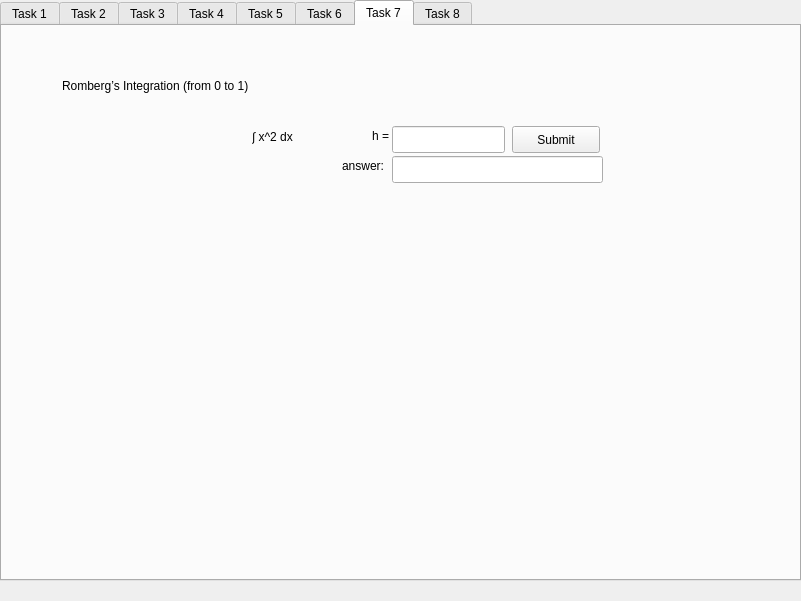
The window that untitled.ui (barcek2281/finalCMath) describes before a commit, drawn with Qt 5.
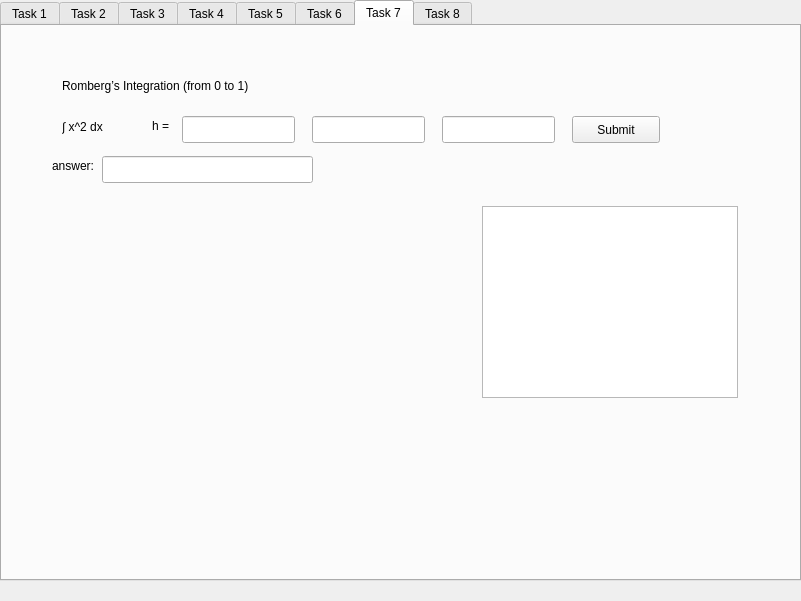
The same window after the commit. The open tabs and pages were chosen to show the change.

Commit message: adil complete

Patch:
```diff
--- a/untitled.ui
+++ b/untitled.ui
@@ -703,8 +703,8 @@
      <widget class="QLabel" name="label_24">
       <property name="geometry">
        <rect>
-        <x>250</x>
-        <y>80</y>
+        <x>60</x>
+        <y>70</y>
         <width>121</width>
         <height>61</height>
        </rect>
@@ -716,8 +716,8 @@
      <widget class="QLabel" name="label_25">
       <property name="geometry">
        <rect>
-        <x>370</x>
-        <y>100</y>
+        <x>150</x>
+        <y>90</y>
         <width>41</width>
         <height>19</height>
        </rect>
@@ -729,8 +729,8 @@
      <widget class="QLineEdit" name="lineEdit_for_h">
       <property name="geometry">
        <rect>
-        <x>390</x>
-        <y>100</y>
+        <x>180</x>
+        <y>90</y>
         <width>113</width>
         <height>27</height>
        </rect>
@@ -739,7 +739,7 @@
      <widget class="QLabel" name="label_26">
       <property name="geometry">
        <rect>
-        <x>340</x>
+        <x>50</x>
         <y>130</y>
         <width>66</width>
         <height>19</height>
@@ -752,8 +752,8 @@
      <widget class="QPushButton" name="pushButton_6">
       <property name="geometry">
        <rect>
-        <x>510</x>
-        <y>100</y>
+        <x>570</x>
+        <y>90</y>
         <width>88</width>
         <height>27</height>
        </rect>
@@ -765,7 +765,7 @@
      <widget class="QLineEdit" name="lineEdit_16_answer_7">
       <property name="geometry">
        <rect>
-        <x>390</x>
+        <x>100</x>
         <y>130</y>
         <width>211</width>
         <height>27</height>
@@ -775,7 +775,7 @@
      <widget class="QWidget" name="verticalLayoutWidget_4">
       <property name="geometry">
        <rect>
-        <x>160</x>
+        <x>40</x>
         <y>180</y>
         <width>411</width>
         <height>321</height>
@@ -783,6 +783,36 @@
       </property>
       <layout class="QVBoxLayout" name="tab2_verticalLayout_task7"/>
      </widget>
+     <widget class="QLineEdit" name="lineEdit_for_h_2">
+      <property name="geometry">
+       <rect>
+        <x>310</x>
+        <y>90</y>
+        <width>113</width>
+        <height>27</height>
+       </rect>
+      </property>
+     </widget>
+     <widget class="QLineEdit" name="lineEdit_for_h_4">
+      <property name="geometry">
+       <rect>
+        <x>440</x>
+        <y>90</y>
+        <width>113</width>
+        <height>27</height>
+       </rect>
+      </property>
+     </widget>
+     <widget class="QTableWidget" name="tableWidget">
+      <property name="geometry">
+       <rect>
+        <x>480</x>
+        <y>180</y>
+        <width>256</width>
+        <height>192</height>
+       </rect>
+      </property>
+     </widget>
     </widget>
     <widget class="QWidget" name="tab_8">
      <attribute name="title">
```
Left out of the diff: 13 changed lines with no effect on the pictures. The commit also changes 2 other files.
